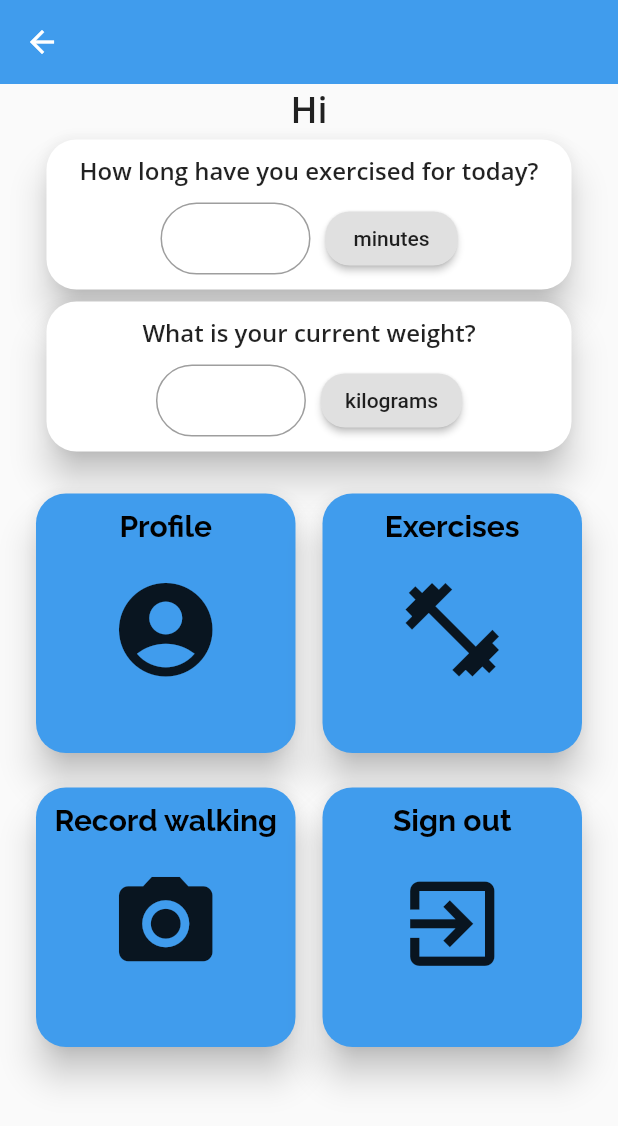
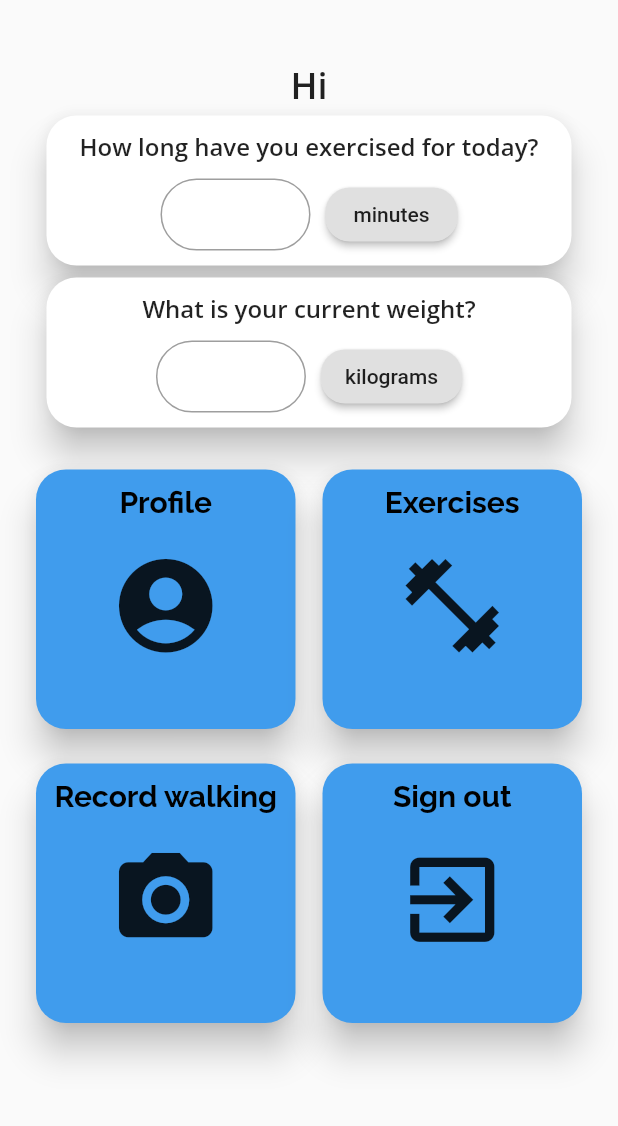
Before and after one commit to isaaclim95/stryde-app-flutter, a Flutter app: the Connector screen opened directly, on a phone screen of 412 x 824 dp. Shown: the top 1126 px of the screen. Run offline on Flutter 3.47's test engine with Material 2 defaults, Android fonts, the phone set to English and light mode, and no system bars; our stand-ins replace camera, charts_flutter, firebase_auth, firebase_core, firebase_database, firebase_storage and 4 more; missing offline and left inert: statusbar; accounts and stored records are empty.

Commit message:
fixed home name update

```diff
--- a/lib/connector.dart
+++ b/lib/connector.dart
@@ -46,11 +46,11 @@ class ConnectorState extends State<Connector> {
   Widget build(BuildContext context) {
     StatusBar.color(kPrimaryColor);
     return Scaffold(
-
-      appBar: AppBar(
-        elevation: 0,
-        backgroundColor: kPrimaryColor
-      ),
+      //
+      // appBar: AppBar(
+      //   elevation: 0,
+      //   backgroundColor: kPrimaryColor
+      // ),
       body: pages.elementAt(selectedIndex),
 //      bottomNavigationBar: BottomNavigationBar(
 //        type: BottomNavigationBarType.fixed,
--- a/lib/home.dart
+++ b/lib/home.dart
@@ -107,8 +107,6 @@ class HomeState extends State<Home> {
 
   Widget dailyExercise() {
     var _exerciseController = TextEditingController();
-
-
 
     return Card(
         shape: RoundedRectangleBorder(
@@ -278,6 +276,7 @@ class HomeState extends State<Home> {
   Widget build(BuildContext context) {
 
     // Refresh state until name is found
+    // dirty fix
     if (globals.name == null) {
       print("null");
       setState(() {});
@@ -297,19 +296,10 @@ class HomeState extends State<Home> {
         } else {}
       },
       child: Container(
-        child: Column(children: [
-          /*Stack(
-            children: [
-              Container(
-                height: size.height * 0.05,
-                decoration: BoxDecoration(
-                    color: kPrimaryColor,
-                    borderRadius: BorderRadius.only(
-                        bottomLeft: Radius.circular(36),
-                        bottomRight: Radius.circular(36))),
-              ),
-            ],
-          ),*/
+        child: Column(
+
+          children: [
+          SizedBox(height:40),
           Text(
             "Hi " + name,
             style:
--- a/lib/profile.dart
+++ b/lib/profile.dart
@@ -90,12 +90,7 @@ class ProfileState extends State<Profile> {
 
   @override
   void initState() {
-    final AuthenticationService authenticationService = AuthenticationService();
-    authenticationService.getData().then((value) {
-      setState(() {
-      });
-      print("hi");
-    });
+
     setTextControllers();
     super.initState();
   }
```
